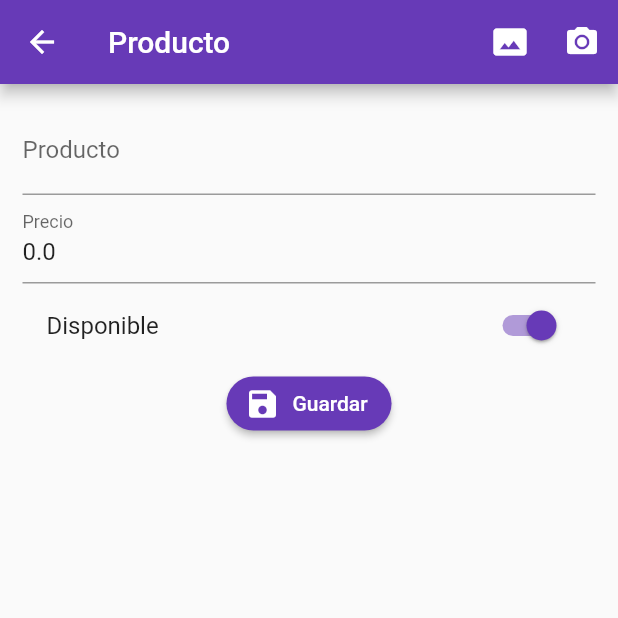
After one commit to Jdanniel/formvalidation, a Flutter app: the screen it shows after launch, after a tap on the "add" icon, on a phone screen of 412 x 824 dp, the top half of it. The commit adds this screen. Run offline on Flutter 3.47's test engine with Material 2 defaults, Android fonts, the phone set to English and light mode, and no system bars; our stand-ins replace rxdart; network calls fail.

Commit message:
Se inicia integracion con FireBase

```diff
--- a/lib/main.dart
+++ b/lib/main.dart
@@ -2,6 +2,7 @@ import 'package:flutter/material.dart';
 import 'package:formvalidations/src/bloc/provider.dart';
 import 'package:formvalidations/src/pages/home_page.dart';
 import 'package:formvalidations/src/pages/login_page.dart';
+import 'package:formvalidations/src/pages/producto_page.dart';
 
 void main() => runApp(MyApp());
 
@@ -12,10 +13,11 @@ class MyApp extends StatelessWidget {
         child: MaterialApp(
         debugShowCheckedModeBanner: false,
         title: 'Material App',
-        initialRoute: 'login',
+        initialRoute: 'home',
         routes: {
           'login': (BuildContext context) => LoginPage(),
-          'home': (BuildContext context) => HomePage()
+          'home': (BuildContext context) => HomePage(),
+          'producto' : (BuildContext context) => ProductoPage(),
         },
         theme: ThemeData(primaryColor: Colors.deepPurple),
       )
--- a/lib/src/bloc/login_bloc.dart
+++ b/lib/src/bloc/login_bloc.dart
@@ -1,19 +1,34 @@
 import 'dart:async';
 
-class LoginBloc{
+import 'package:formvalidations/src/bloc/validators.dart';
+import 'package:rxdart/rxdart.dart';
+import 'package:rxdart/streams.dart';
 
+class LoginBloc with Validators{
 
-  final _emailController    = StreamController<String>.broadcast();
-  final _passwordController = StreamController<String>.broadcast();
+  //Los streamController no existen en rxdart CombineLatestStream
+  //final _emailController    = StreamController<String>.broadcast();
+  //final _passwordController = StreamController<String>.broadcast();
+
+  final _emailController    = BehaviorSubject<String>();
+  final _passwordController = BehaviorSubject<String>();
 
   //Recupera los datos del stream
-  Stream<String> get emailStream    => _emailController.stream;
-  Stream<String> get passwordStream => _passwordController.stream;
+  Stream<String> get emailStream    => _emailController.stream.transform(validarEmail);
+  Stream<String> get passwordStream => _passwordController.stream.transform(validarPassword);
+
+  Stream<bool> get formValidStream =>
+    Observable.combineLatest2(emailStream, passwordStream, (e,p) => true);
 
   //Insertar valores al Stream
 
   Function(String) get changeEmail    => _emailController.sink.add;
   Function(String) get changePassword => _passwordController.sink.add;
+
+
+  //Obtener el ultimo ingresado en los streams
+  String get gemail    => _emailController.value;
+  String get gpassword => _passwordController.value;
 
   //cerrar Stream
   dispose(){
--- a/lib/src/bloc/provider.dart
+++ b/lib/src/bloc/provider.dart
@@ -3,10 +3,22 @@ import 'package:formvalidations/src/bloc/login_bloc.dart';
 
 class Provider extends InheritedWidget {
 
+  static Provider _instancia;
+
+  factory Provider({Key key, Widget child}){
+    if(_instancia == null){
+      _instancia = new Provider._internal(key: key, child: child);
+    }
+    return _instancia;
+  }
+
+  Provider._internal({Key key, Widget child})
+  : super(key:key, child:child);
+
   final loginBloc = LoginBloc();
 
-  Provider({Key key, Widget child})
-    : super(key: key,child:child);
+  //Provider({Key key, Widget child})
+  //  : super(key: key,child:child);
 
   @override
   bool updateShouldNotify(InheritedWidget oldWidget) => true;
--- /dev/null
+++ b/lib/src/models/producto_model.dart
@@ -0,0 +1,37 @@
+import 'dart:convert';
+
+ProductoModel productoModelFromJson(String str) => ProductoModel.fromJson(json.decode(str));
+
+String productoModelToJson(ProductoModel data) => json.encode(data.toJson());
+
+class ProductoModel {
+    String id;
+    String titulo;
+    double valor;
+    bool disponible;
+    String fotoUrl;
+
+    ProductoModel({
+        this.id,
+        this.titulo = '',
+        this.valor = 0.0,
+        this.disponible = true,
+        this.fotoUrl,
+    });
+
+    factory ProductoModel.fromJson(Map<String, dynamic> json) => new ProductoModel(
+        id        : json["id"],
+        titulo    : json["titulo"],
+        valor     : json["valor"],
+        disponible: json["disponible"],
+        fotoUrl   : json["fotoUrl"],
+    );
+
+    Map<String, dynamic> toJson() => {
+        //"id"        : id,
+        "titulo"    : titulo,
+        "valor"     : valor,
+        "disponible": disponible,
+        "fotoUrl"   : fotoUrl,
+    };
+}
--- a/lib/src/pages/home_page.dart
+++ b/lib/src/pages/home_page.dart
@@ -1,12 +1,63 @@
 import 'package:flutter/material.dart';
 
+import 'package:formvalidations/src/bloc/provider.dart';
+import 'package:formvalidations/src/models/producto_model.dart';
+import 'package:formvalidations/src/provider/productos_provider.dart';
+
 class HomePage extends StatelessWidget {
+
+  final productosProvider = new ProductosProvider();
+
   @override
   Widget build(BuildContext context) {
+    final bloc = Provider.of(context);
+
     return Scaffold(
-      appBar: AppBar(
-        title: Text('Home Page'),
-      )
+      appBar: AppBar(title: Center(child: Text("Bienvenido"))),
+      body: _crearListado(),
+      floatingActionButton: _crearBoton(context),
+    );
+  }
+
+  Widget _crearListado(){
+    return FutureBuilder(
+      future: productosProvider.cargarProductos(),
+      builder: (BuildContext context, AsyncSnapshot<List<ProductoModel>> snapshot) {
+        if(snapshot.hasData){
+
+          final productos = snapshot.data;
+
+          return ListView.builder(
+            itemCount: productos.length,
+            itemBuilder: (context, index) => _crearItem(context, productos[index]),
+          );
+        }else{
+          return Center(child: CircularProgressIndicator(),);
+        }
+      },
+    );
+  }
+
+  Widget _crearItem(BuildContext context, ProductoModel producto){
+    return Dismissible(
+      key: UniqueKey(),
+      background: Container(color: Colors.red,),
+      onDismissed: (direccion){
+        productosProvider.borrarProducto(producto.id);
+      },
+      child: ListTile(
+        title: Text('${producto.titulo} - ${producto.valor}'),
+        subtitle: Text(producto.id),
+        onTap: () => Navigator.pushNamed(context, 'producto', arguments: producto),
+      ),
+    );
+  }
+
+  _crearBoton(BuildContext context){
+    return FloatingActionButton(
+      child: Icon(Icons.add),
+      backgroundColor: Colors.deepPurple,
+      onPressed: () => Navigator.pushNamed(context, 'producto'),
     );
   }
 }
--- /dev/null
+++ b/lib/src/pages/producto_page.dart
@@ -0,0 +1,144 @@
+import 'package:flutter/material.dart';
+import 'package:formvalidations/src/models/producto_model.dart';
+import 'package:formvalidations/src/provider/productos_provider.dart';
+import 'package:formvalidations/src/utils/utils.dart' as utils;
+
+class ProductoPage extends StatefulWidget {
+
+  @override
+  _ProductoPageState createState() => _ProductoPageState();
+}
+
+class _ProductoPageState extends State<ProductoPage> {
+
+  final formKey = GlobalKey<FormState>();
+
+  final productoProvider = new ProductosProvider();
+
+  ProductoModel producto = new ProductoModel();
+
+  @override
+  Widget build(BuildContext context) {
+
+    final ProductoModel prodData = ModalRoute.of(context).settings.arguments;
+
+    if(prodData != null){
+      producto = prodData;
+    }
+
+    return Scaffold(
+      appBar: AppBar(
+        title: Text('Producto'),
+        actions: <Widget>[
+          IconButton(
+            icon: Icon(Icons.photo_size_select_actual),
+            onPressed: (){},
+          ),
+          IconButton(
+            icon: Icon(Icons.camera_alt),
+            onPressed: (){},
+          )
+        ],
+      ),
+      body: SingleChildScrollView(
+        child: Container(
+          padding: EdgeInsets.all(15.0),
+          child: Form(
+            key: formKey,
+            child: Column(
+              children: <Widget>[
+                _crearNombre(),
+                _crearPrecio(),
+                _crearDisponible(),
+                _crearBoton()
+              ],
+            ),
+          ),
+        ),
+      ),
+    );
+  }
+
+  Widget _crearDisponible(){
+    return SwitchListTile(
+      value: producto.disponible,
+      title: Text('Disponible'),
+      activeColor: Colors.deepPurple,
+      onChanged: (value)=> setState((){
+        producto.disponible = value;
+      }),
+    );
+  }
+
+  Widget _crearNombre(){
+    return TextFormField(
+      initialValue: producto.titulo,
+      textCapitalization: TextCapitalization.sentences,
+      decoration: InputDecoration(
+        labelText: 'Producto'
+      ),
+      onSaved: (values) => producto.titulo = values,
+      validator: (value){
+        if(value.length < 3){
+          return 'Ingrese el nombre del producto';
+        }else{
+          return null;
+        }
+      },
+    );
+  }
+
+  Widget _crearPrecio(){
+    return TextFormField(
+      initialValue: producto.valor.toString(),
+      keyboardType: TextInputType.numberWithOptions(decimal: true),
+      decoration: InputDecoration(
+        labelText: 'Precio'
+      ),
+      onSaved: (values) => producto.valor = double.parse(values),
+      validator: (value){
+        if(utils.isNumeric(value)){
+          return null;
+        }else{
+          return 'Sólo números';
+        }
+      },
+    );
+  }
+
+  Widget _crearBoton(){
+    return RaisedButton.icon(
+      shape: RoundedRectangleBorder(
+        borderRadius: BorderRadius.circular(20.0)
+      ),
+      color: Colors.deepPurple,
+      textColor: Colors.white,
+      label: Text('Guardar'),
+      icon: Icon(Icons.save),
+      onPressed: _submit,
+    );
+  }
+
+  void _submit(){
+
+    if(!formKey.currentState.validate()) return;
+
+    formKey.currentState.save();
+
+    print('OK');
+    print(producto.titulo);
+    print(producto.valor);
+    print(producto.disponible);
+
+    if(producto.id == null){
+      productoProvider.crearProducto(producto);
+    }else{
+      productoProvider.editarProducto(producto);
+    }
+
+
+
+
+
+  }
+}
--- /dev/null
+++ b/lib/src/provider/productos_provider.dart
@@ -0,0 +1,65 @@
+
+import 'dart:convert';
+import 'package:http/http.dart' as http;
+
+import 'package:formvalidations/src/models/producto_model.dart';
+
+class ProductosProvider{
+
+
+  final String _url = 'https://flutter-varios-74518.firebaseio.com';
+
+  //Insertar Productos
+  Future<bool> crearProducto(ProductoModel producto) async {
+    final url = '$_url/productos.json';
+
+    final response = await http.post(url, body: productoModelToJson(producto));
+
+    final decodeData = json.decode(response.body);
+
+    print(decodeData);
+
+    return true;
+  }
+
+  Future<bool> editarProducto(ProductoModel producto) async {
+    final url = '$_url/productos/${producto.id}.json';
+
+    final response = await http.put(url, body: productoModelToJson(producto));
+
+    final decodeData = json.decode(response.body);
+
+    print(decodeData);
+
+    return true;
+  }
+
+
+  Future<List<ProductoModel>> cargarProductos() async {
+    final url = '$_url/productos.json';
+
+    final resp = await http.get(url);
+
+    final Map<String,dynamic> decodeData = json.decode(resp.body);
+    final List<ProductoModel> productos = new List();
+
+    if(decodeData == null) return [];
+
+    decodeData.forEach((id, prod){
+      final prodTemp = ProductoModel.fromJson(prod);
+      prodTemp.id = id;
+      productos.add(prodTemp);
+    });
+
+    //print(productos);
+    return productos;
+  }
+
+  Future<int> borrarProducto(String id) async{
+    final url = '$_url/productos/$id.json';
+    final resp = await http.delete(url);
+    print(json.decode(resp.body));
+    return 1;
+  }
+
+}
--- a/pubspec.yaml
+++ b/pubspec.yaml
@@ -23,6 +23,8 @@ dependencies:
   # The following adds the Cupertino Icons font to your application.
   # Use with the CupertinoIcons class for iOS style icons.
   cupertino_icons: ^0.1.2
+  rxdart: ^0.22.1+1
+  http: ^0.12.0+2
 
 dev_dependencies:
   flutter_test:
```
Also changed, not shown: lib/src/bloc/validators.dart (added, +32 -0 lines), lib/src/pages/login_page.dart (+25 -5 lines), lib/src/utils/utils.dart (added, +11 -0 lines), pubspec.lock.
